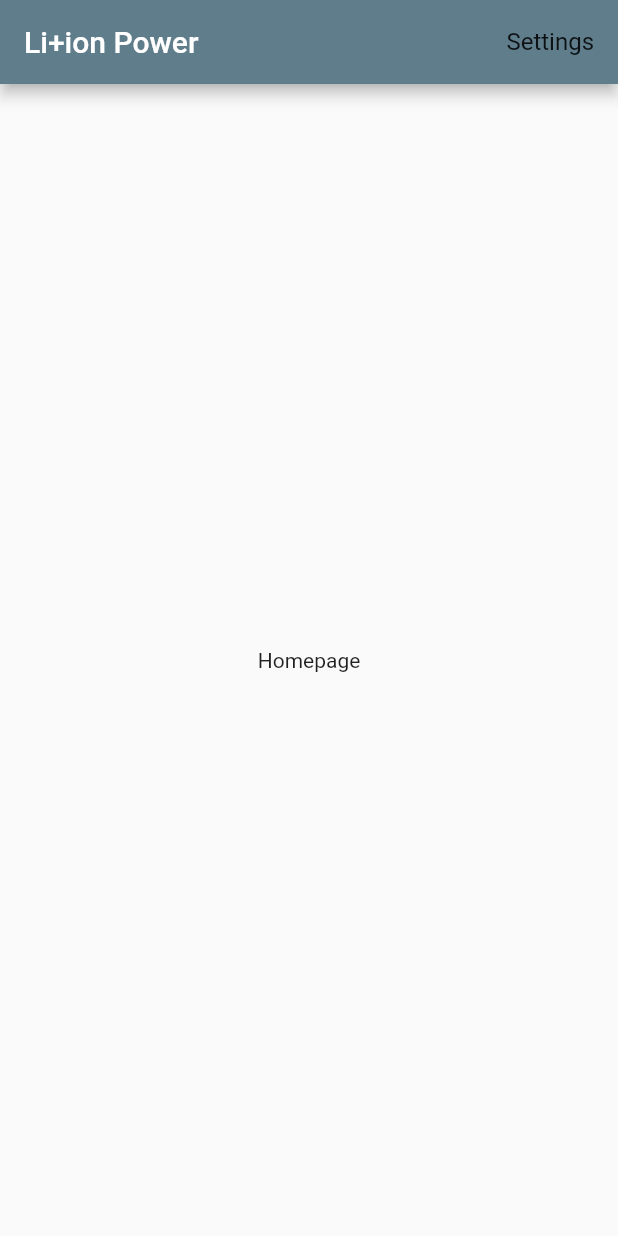
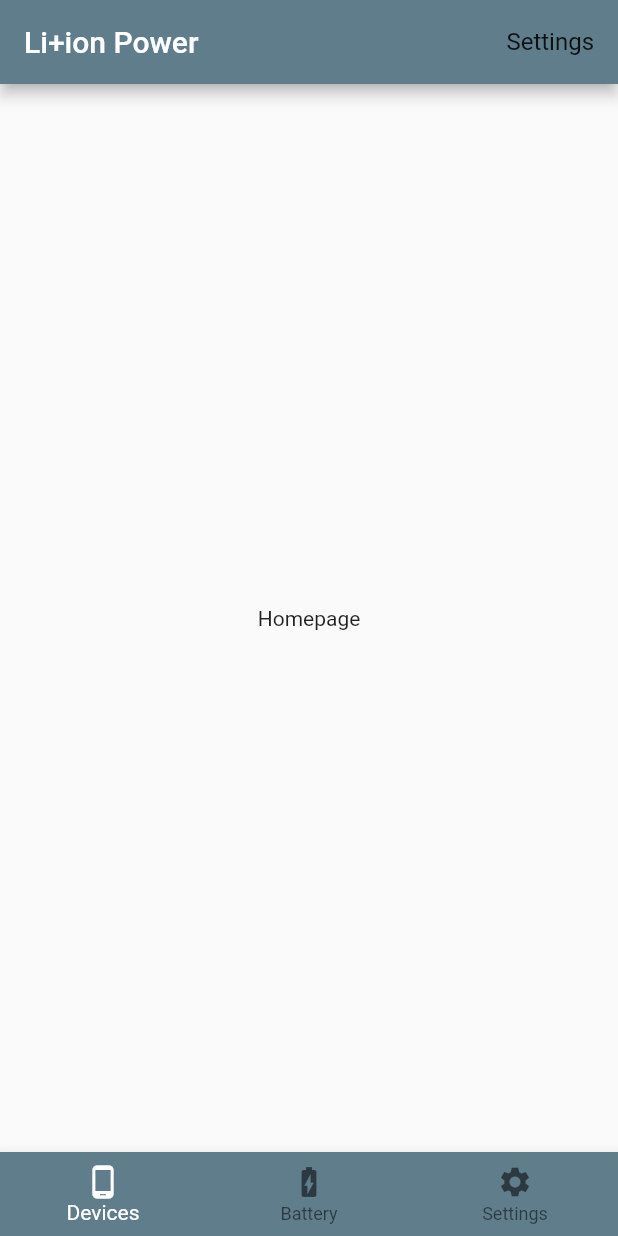
Before and after one commit to Chnapik/lp_app, a Flutter app: the screen it shows after launch, on a phone screen of 412 x 824 dp. Run offline on Flutter 3.47's test engine with Material 2 defaults, Android fonts, the phone set to English and light mode, and no system bars.

Commit message:
refactored homepage.dart to home_page.dart and added bottom nav bar with icons
Relates: #11

```diff
--- a/lib/main.dart
+++ b/lib/main.dart
@@ -1,5 +1,5 @@
 import 'package:flutter/material.dart';
-import 'package:lp_app/screens/homepage.dart';
+import 'package:lp_app/screens/home_page.dart';
 
 void main() {
   runApp(const MyApp());
--- /dev/null
+++ b/lib/screens/home_page.dart
@@ -0,0 +1,43 @@
+import 'dart:ui';
+
+import 'package:flutter/material.dart';
+
+class HomePage extends StatelessWidget {
+  const HomePage({Key? key}) : super(key: key);
+
+  @override
+  Widget build(BuildContext context) {
+    return Scaffold(
+      appBar: AppBar(
+        title: const Text('Li+ion Power'),
+        backgroundColor: Colors.blueGrey,
+        actions: const [
+          PopupMenuItem(
+            child: Text('Settings'),
+          ),
+        ],
+      ),
+      body: const Center(
+        child: Text('Homepage'),
+      ),
+      bottomNavigationBar: BottomNavigationBar(
+        items: const [
+          BottomNavigationBarItem(
+            icon: Icon(Icons.phone_android),
+            label: 'Devices',
+          ),
+          BottomNavigationBarItem(
+            icon: Icon(Icons.battery_charging_full),
+            label: 'Battery',
+          ),
+          BottomNavigationBarItem(
+            icon: Icon(Icons.settings),
+            label: 'Settings',
+          ),
+        ],
+        backgroundColor: Colors.blueGrey,
+        selectedItemColor: Colors.white,
+      ),
+    );
+  }
+}
--- a/lib/screens/homepage.dart
+++ /dev/null
@@ -1,25 +0,0 @@
-import 'dart:ui';
-
-import 'package:flutter/material.dart';
-
-class HomePage extends StatelessWidget {
-  const HomePage({Key? key}) : super(key: key);
-
-  @override
-  Widget build(BuildContext context) {
-    return Scaffold(
-      appBar: AppBar(
-        title: const Text('Li+ion Power'),
-        backgroundColor: Colors.blueGrey,
-        actions: const [
-          PopupMenuItem(
-            child: Text('Settings'),
-          ),
-        ],
-      ),
-      body: const Center(
-        child: Text('Homepage'),
-      ),
-    );
-  }
-}
```
